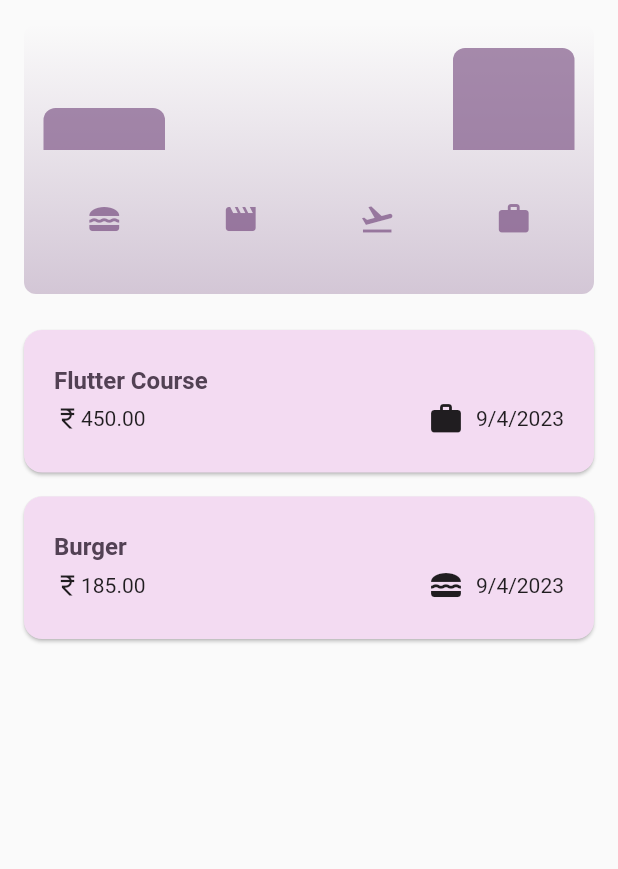
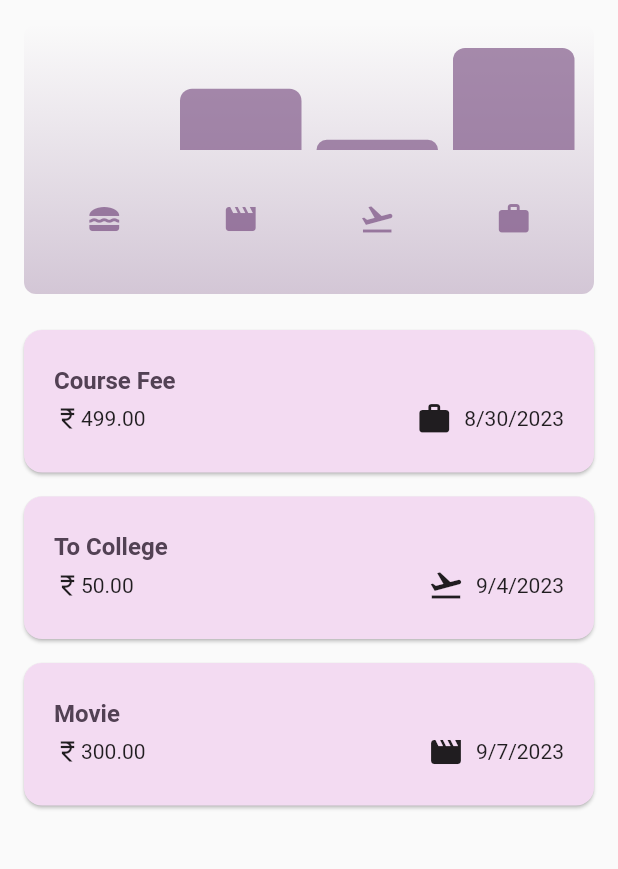
Before and after one commit to vedantagrawal524/Expense-Tracker-App, a Flutter app: the screen it shows after launch, on a phone screen of 412 x 824 dp, the part 84-953 px from its top. Run offline on Flutter 3.47's test engine with Material 2 defaults, Android fonts, the phone set to English and light mode, and no system bars.

Commit message:
data updated

```diff
--- a/lib/widgets/expenses.dart
+++ b/lib/widgets/expenses.dart
@@ -15,16 +15,22 @@ class Expenses extends StatefulWidget {
 class _ExpensesState extends State<Expenses> {
   final List<Expense> _registeredExpenses = [
     Expense(
-      title: 'Flutter Course',
-      amount: 450,
-      date: DateTime.now(),
+      title: 'Course Fee',
+      amount: 499,
+      date: DateTime.parse('2023-08-30'),
       category: Category.work,
     ),
     Expense(
-      title: 'Burger',
-      amount: 185,
+      title: 'To College',
+      amount: 50,
       date: DateTime.now(),
-      category: Category.food,
+      category: Category.travel,
+    ),
+    Expense(
+      title: 'Movie',
+      amount: 300,
+      date: DateTime.parse('2023-09-07'),
+      category: Category.leisure,
     ),
   ];
 
```
